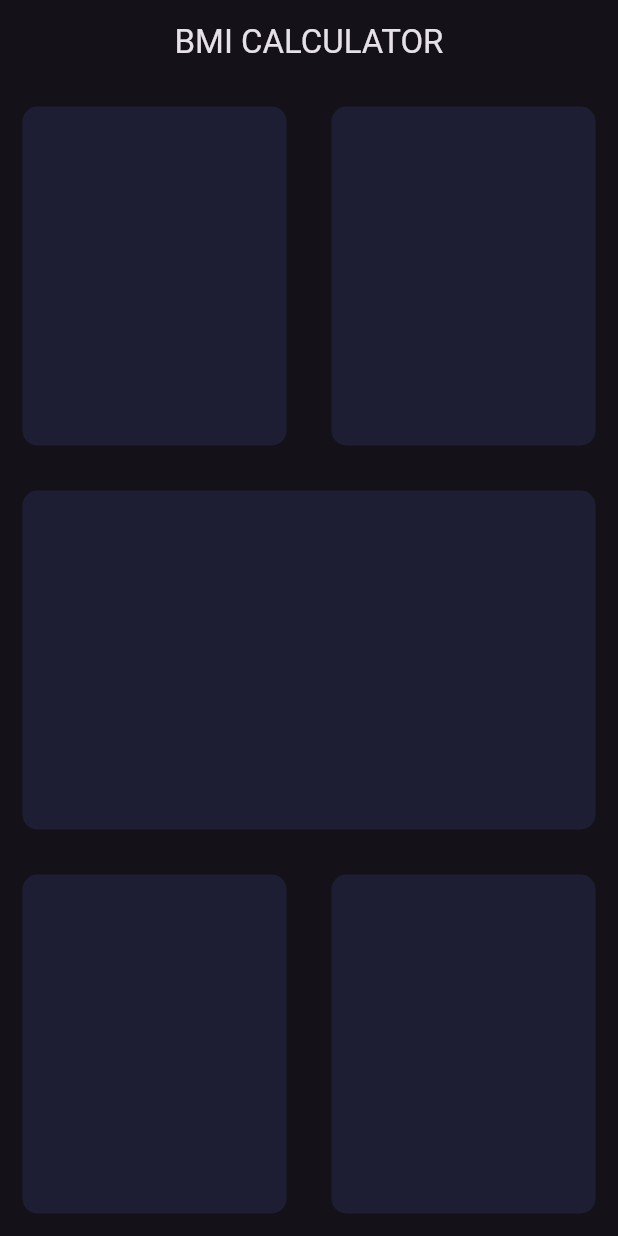
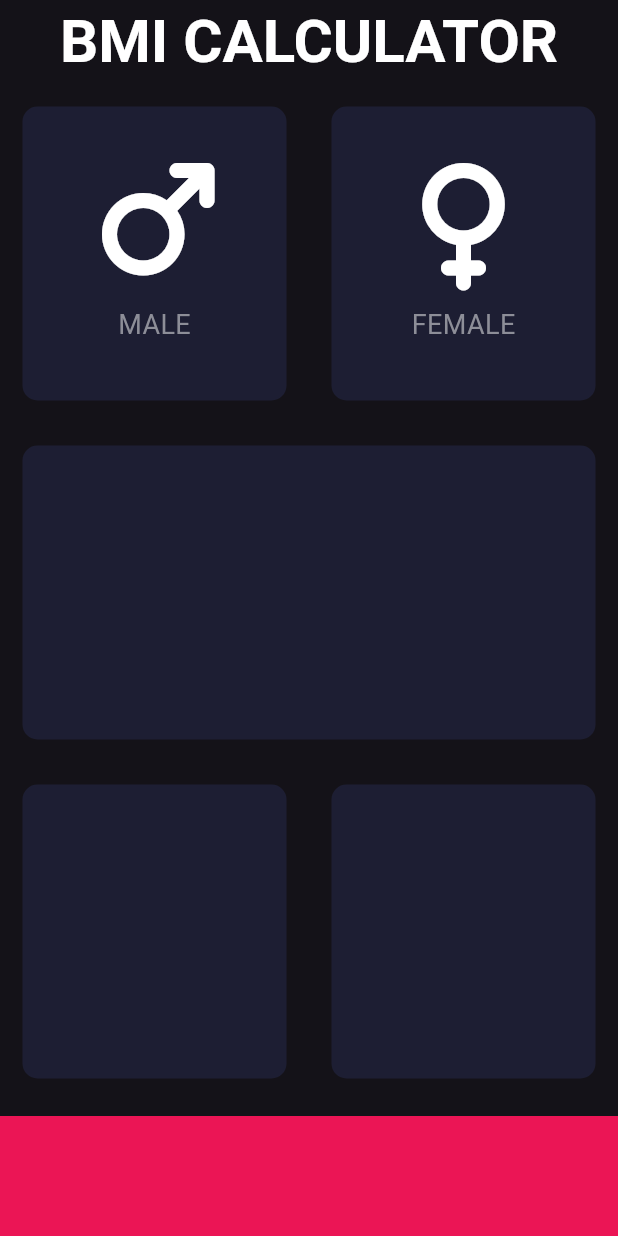
Before and after one commit to nguivo/BMI-Calculator-Flutter, a Flutter app: the screen it shows after launch, on a phone screen of 412 x 824 dp. Run offline on Flutter 3.47's test engine with Material 3 defaults, Android fonts, the phone set to English and light mode, and no system bars; our stand-ins replace font_awesome_flutter.

Commit message:
add font awesome icons for flutter and put content in first 2 home screen cards

```diff
--- /dev/null
+++ b/lib/icon_content.dart
@@ -0,0 +1,33 @@
+import 'package:flutter/material.dart';
+
+const iconTextStyle = TextStyle(
+  fontSize: 18.0,
+  color: Color(0xFF8D8E98),
+);
+
+class IconContent extends StatelessWidget {
+  final IconData icon;
+  final String label;
+
+  const IconContent({required this.icon, required this.label});
+
+  @override
+  Widget build(BuildContext context) {
+    return Column(
+      mainAxisAlignment: MainAxisAlignment.center,
+      children: <Widget>[
+        Icon(
+          icon,
+          size: 80.0,
+        ),
+        SizedBox(
+          height: 15.0,
+        ),
+        Text(
+          label,
+          style: iconTextStyle,
+        ),
+      ],
+    );
+  }
+}
--- a/lib/input_dart.dart
+++ b/lib/input_dart.dart
@@ -1,4 +1,11 @@
+import 'package:bmi_calculator/icon_content.dart';
+import 'package:bmi_calculator/reusable_card.dart';
 import 'package:flutter/material.dart';
+import 'package:font_awesome_flutter/font_awesome_flutter.dart';
+
+const reusableCardColor = Color(0xFF1D1E33);
+const bottomContainerHeight = 80.0;
+const bottomCardColor = Color(0xFFEB1555);
 
 class InputPage extends StatefulWidget {
   @override
@@ -11,6 +18,11 @@ class _InputPageState extends State<InputPage> {
     return Scaffold(
       appBar: AppBar(
         title: Text('BMI CALCULATOR'),
+        titleTextStyle: TextStyle(
+          fontSize: 40,
+          color: Color(0xFFFFFFFF),
+          fontWeight: FontWeight.w700
+        ),
         centerTitle: true,
       ),
       body: Column(
@@ -19,49 +31,53 @@ class _InputPageState extends State<InputPage> {
             child: Row(
               children: [
                 Expanded(
-                  child: ReusableCard(Color(0xFF1D1E33)),
+                  child: ReusableCard(
+                    bgColor: reusableCardColor,
+                    cardChild: IconContent(icon: FontAwesomeIcons.mars, label: 'MALE'),
+                  ),
                 ),
                 Expanded(
-                  child: ReusableCard(Color(0xFF1D1E33)),
+                  child: ReusableCard(
+                    bgColor: reusableCardColor,
+                    cardChild: IconContent(icon: FontAwesomeIcons.venus, label: 'FEMALE'),
+                  ),
                 ),
               ],
             ),
           ),
           Expanded(
-            child: ReusableCard(Color(0xFF1D1E33)),
+            child: ReusableCard(
+              bgColor: reusableCardColor,
+              cardChild: Container(),
+            ),
           ),
           Expanded(
             child: Row(
               children: [
                 Expanded(
                   child:
-                  ReusableCard(Color(0xFF1D1E33)),
+                  ReusableCard(
+                    bgColor: reusableCardColor,
+                    cardChild: Container(),
+                  ),
                 ),
                 Expanded(
-                  child: ReusableCard(Color(0xFF1D1E33)),
+                  child: ReusableCard(
+                    bgColor: reusableCardColor,
+                    cardChild: Container(),
+                  ),
                 ),
               ],
             ),
+          ),
+          Container(
+            color: bottomCardColor,
+            margin: EdgeInsets.only(top: 10.0),
+            width: double.infinity,
+            height: bottomContainerHeight,
           ),
         ],
       ),
     );
   }
 }
-
-class ReusableCard extends StatelessWidget {
-  final Color bgColor;
-
-  ReusableCard(this.bgColor); // curly brackets make the parameter 'named'
-
-  @override
-  Widget build(BuildContext context) {
-    return Container(
-      margin: EdgeInsets.all(15.0),
-      decoration: BoxDecoration(
-        color: bgColor,
-        borderRadius: BorderRadius.circular(10.0),
-      ),
-    );
-  }
-}
--- /dev/null
+++ b/lib/reusable_card.dart
@@ -0,0 +1,20 @@
+import 'package:flutter/material.dart';
+
+class ReusableCard extends StatelessWidget {
+  final Color bgColor;
+  final Widget cardChild;
+
+  ReusableCard({required this.bgColor, required this.cardChild}); // curly brackets make the parameter 'named'
+
+  @override
+  Widget build(BuildContext context) {
+    return Container(
+      margin: EdgeInsets.all(15.0),
+      decoration: BoxDecoration(
+        color: bgColor,
+        borderRadius: BorderRadius.circular(10.0),
+      ),
+      child: cardChild,
+    );
+  }
+}
--- a/pubspec.yaml
+++ b/pubspec.yaml
@@ -46,6 +46,8 @@ dev_dependencies:
   # rules and activating additional ones.
   flutter_lints: ^5.0.0
 
+  font_awesome_flutter: ^10.10.0
+
 # For information on the generic Dart part of this file, see the
 # following page: https://dart.dev/tools/pub/pubspec
 
```
Also changed, not shown: pubspec.lock.
